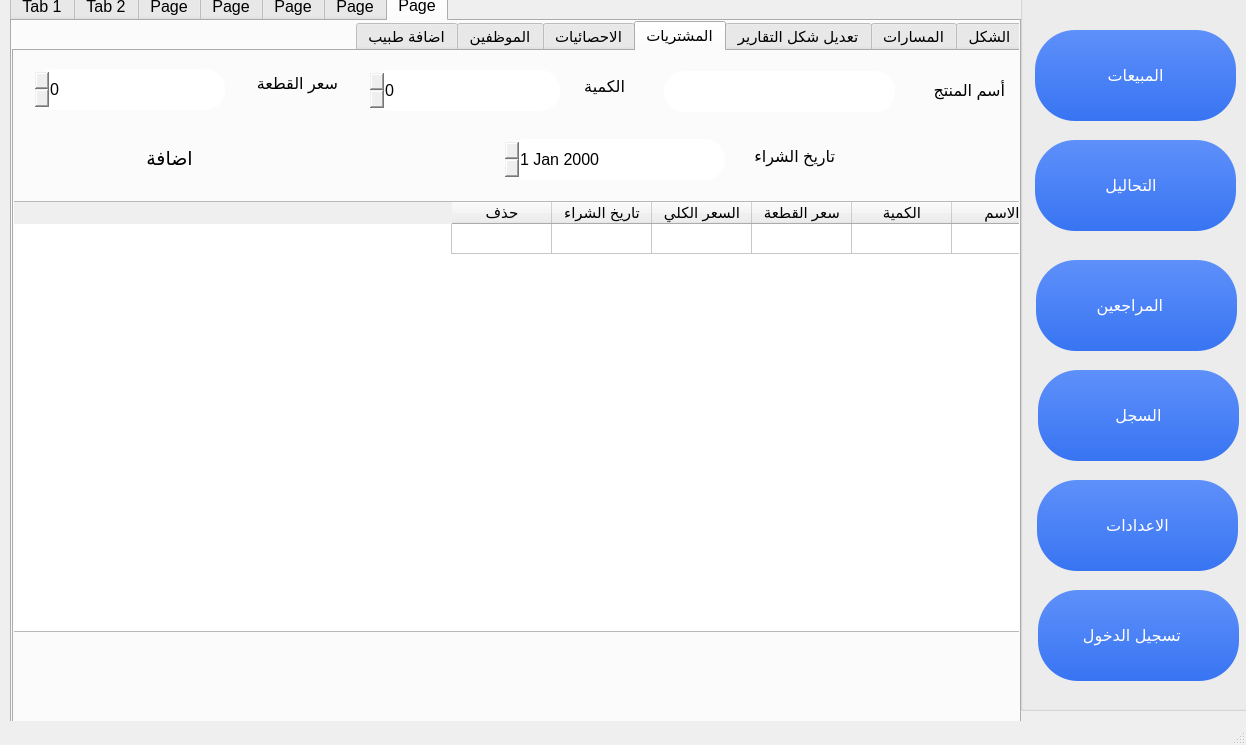
Before: the Qt Designer form a tahlel project 2/design.ui in ameer810/MyExeApp, drawn with Qt 5.
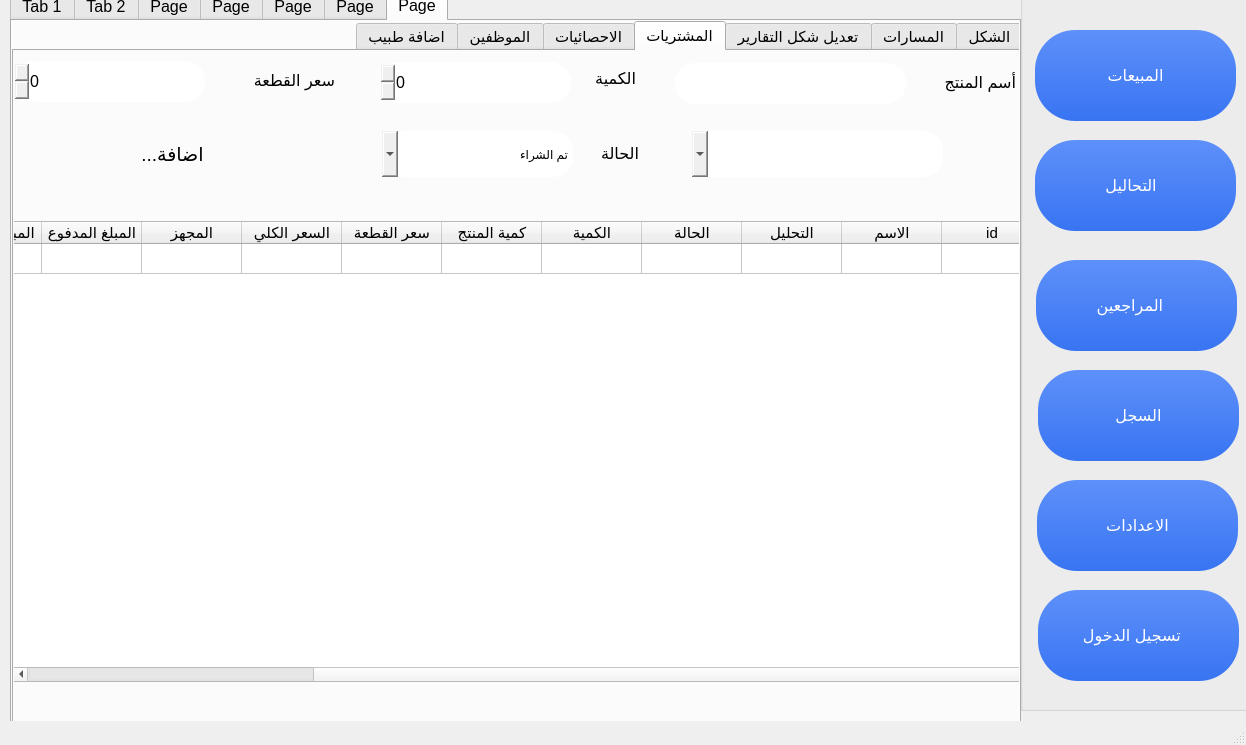
After: the same form once the commit is applied. The open tabs and pages were chosen to show the change. Icons and pictures are not drawn.

```diff
--- a/a tahlel project 2/design.ui
+++ b/a tahlel project 2/design.ui
@@ -7131,6 +7131,11 @@
            <pointsize>11</pointsize>
           </font>
          </property>
+         <item>
+          <property name="text">
+           <string>1</string>
+          </property>
+         </item>
         </widget>
         <widget class="QLabel" name="label_90">
          <property name="geometry">
@@ -9429,14 +9434,20 @@
         <property name="geometry">
          <rect>
           <x>-1</x>
-          <y>150</y>
-          <width>1041</width>
-          <height>431</height>
+          <y>170</y>
+          <width>1031</width>
+          <height>461</height>
          </rect>
         </property>
         <property name="layoutDirection">
          <enum>Qt::RightToLeft</enum>
         </property>
+        <property name="showGrid">
+         <bool>true</bool>
+        </property>
+        <property name="gridStyle">
+         <enum>Qt::SolidLine</enum>
+        </property>
         <property name="sortingEnabled">
          <bool>true</bool>
         </property>
@@ -9445,16 +9456,36 @@
           <string/>
          </property>
         </row>
+        <column>
+         <property name="text">
+          <string>id</string>
+         </property>
+        </column>
         <column>
          <property name="text">
           <string>الاسم</string>
          </property>
         </column>
+        <column>
+         <property name="text">
+          <string>التحليل</string>
+         </property>
+        </column>
+        <column>
+         <property name="text">
+          <string>الحالة</string>
+         </property>
+        </column>
         <column>
          <property name="text">
           <string>الكمية</string>
          </property>
         </column>
+        <column>
+         <property name="text">
+          <string>كمية المنتج</string>
+         </property>
+        </column>
         <column>
          <property name="text">
           <string>سعر القطعة</string>
@@ -9465,64 +9496,78 @@
           <string>السعر الكلي</string>
          </property>
         </column>
+        <column>
+         <property name="text">
+          <string>المجهز</string>
+         </property>
+        </column>
+        <column>
+         <property name="text">
+          <string>المبلغ المدفوع</string>
+         </property>
+        </column>
+        <column>
+         <property name="text">
+          <string>المبلغ المتبقي</string>
+         </property>
+        </column>
         <column>
          <property name="text">
           <string>تاريخ الشراء</string>
          </property>
         </column>
+        <column>
+         <property name="text">
+          <string>حفظ</string>
+         </property>
+        </column>
         <column>
          <property name="text">
           <string>حذف</string>
          </property>
         </column>
        </widget>
-       <widget class="QPushButton" name="pushButton_16">
+       <widget class="QComboBox" name="comboBox_13">
+        <property name="geometry">
+         <rect>
+          <x>678</x>
+          <y>80</y>
+          <width>251</width>
+          <height>46</height>
+         </rect>
+        </property>
+        <property name="layoutDirection">
+         <enum>Qt::RightToLeft</enum>
+        </property>
+        <property name="styleSheet">
+         <string notr="true">border-radius:20px;</string>
+        </property>
+        <property name="editable">
+         <bool>false</bool>
+        </property>
+       </widget>
+       <widget class="QLabel" name="label_14">
         <property name="enabled">
          <bool>true</bool>
         </property>
         <property name="geometry">
          <rect>
-          <x>0</x>
-          <y>77</y>
-          <width>311</width>
-          <height>61</height>
+          <x>561</x>
+          <y>2</y>
+          <width>61</width>
+          <height>51</height>
          </rect>
         </property>
         <property name="font">
          <font>
           <family>Segoe UI</family>
-          <pointsize>14</pointsize>
-         </font>
-        </property>
-        <property name="cursor">
-         <cursorShape>PointingHandCursor</cursorShape>
-        </property>
-        <property name="styleSheet">
-         <string notr="true">border-radius:20px;</string>
-        </property>
-        <property name="text">
-         <string>اضافة</string>
-        </property>
-       </widget>
-       <widget class="QDateEdit" name="dateEdit">
-        <property name="enabled">
-         <bool>true</bool>
-        </property>
-        <property name="geometry">
-         <rect>
-          <x>490</x>
-          <y>88</y>
-          <width>221</width>
-          <height>41</height>
-         </rect>
-        </property>
-        <property name="font">
-         <font>
           <pointsize>12</pointsize>
+          <weight>50</weight>
+          <bold>false</bold>
          </font>
         </property>
-        <property name="styleSheet">
-         <string notr="true">border-radius:20px;</string>
+        <property name="text">
+         <string>الكمية</string>
         </property>
        </widget>
        <widget class="QLabel" name="label_7">
@@ -9531,10 +9576,10 @@
         </property>
         <property name="geometry">
          <rect>
-          <x>213</x>
-          <y>7</y>
+          <x>210</x>
+          <y>9</y>
           <width>111</width>
-          <height>51</height>
+          <height>41</height>
          </rect>
         </property>
         <property name="font">
@@ -9549,50 +9594,81 @@
          <string>سعر القطعة</string>
         </property>
        </widget>
-       <widget class="QLabel" name="label_8">
+       <widget class="QLabel" name="label_92">
         <property name="enabled">
          <bool>true</bool>
         </property>
         <property name="geometry">
          <rect>
-          <x>730</x>
-          <y>85</y>
-          <width>91</width>
-          <height>41</height>
+          <x>564</x>
+          <y>77</y>
+          <width>61</width>
+          <height>51</height>
          </rect>
         </property>
         <property name="font">
          <font>
           <family>Segoe UI</family>
           <pointsize>12</pointsize>
+          <weight>50</weight>
+          <bold>false</bold>
          </font>
         </property>
         <property name="text">
-         <string>تاريخ الشراء</string>
+         <string>الحالة</string>
         </property>
        </widget>
-       <widget class="QLineEdit" name="lineEdit_13">
+       <widget class="QPushButton" name="pushButton_16">
         <property name="enabled">
          <bool>true</bool>
         </property>
         <property name="geometry">
          <rect>
-          <x>650</x>
-          <y>20</y>
-          <width>231</width>
-          <height>41</height>
+          <x>-2</x>
+          <y>73</y>
+          <width>321</width>
+          <height>61</height>
          </rect>
         </property>
         <property name="font">
          <font>
-          <pointsize>13</pointsize>
+          <family>Segoe UI</family>
+          <pointsize>14</pointsize>
          </font>
         </property>
+        <property name="cursor">
+         <cursorShape>PointingHandCursor</cursorShape>
+        </property>
+        <property name="layoutDirection">
+         <enum>Qt::RightToLeft</enum>
+        </property>
         <property name="styleSheet">
          <string notr="true">border-radius:20px;</string>
         </property>
-        <property name="placeholderText">
-         <string/>
+        <property name="text">
+         <string>...اضافة</string>
+        </property>
+       </widget>
+       <widget class="QSpinBox" name="spinBox_3">
+        <property name="enabled">
+         <bool>true</bool>
+        </property>
+        <property name="geometry">
+         <rect>
+          <x>366</x>
+          <y>11</y>
+          <width>191</width>
+          <height>41</height>
+         </rect>
+        </property>
+        <property name="font">
+         <font>
+          <family>Segoe UI</family>
+          <pointsize>12</pointsize>
+         </font>
+        </property>
+        <property name="styleSheet">
+         <string notr="true">border-radius:20px;</string>
         </property>
        </widget>
        <widget class="QLabel" name="label_12">
@@ -9601,8 +9677,8 @@
         </property>
         <property name="geometry">
          <rect>
-          <x>890</x>
-          <y>14</y>
+          <x>901</x>
+          <y>6</y>
           <width>101</width>
           <height>51</height>
          </rect>
@@ -9619,51 +9695,63 @@
          <string>أسم المنتج</string>
         </property>
        </widget>
-       <widget class="QLabel" name="label_14">
-        <property name="enabled">
-         <bool>true</bool>
-        </property>
+       <widget class="QComboBox" name="comboBox_12">
         <property name="geometry">
          <rect>
-          <x>550</x>
-          <y>10</y>
-          <width>61</width>
-          <height>51</height>
-         </rect>
-        </property>
-        <property name="font">
-         <font>
-          <family>Segoe UI</family>
-          <pointsize>12</pointsize>
-          <weight>50</weight>
-          <bold>false</bold>
-         </font>
-        </property>
-        <property name="text">
-         <string>الكمية</string>
-        </property>
-       </widget>
-       <widget class="QSpinBox" name="spinBox_3">
-        <property name="enabled">
-         <bool>true</bool>
-        </property>
-        <property name="geometry">
-         <rect>
-          <x>355</x>
-          <y>19</y>
+          <x>368</x>
+          <y>80</y>
           <width>191</width>
+          <height>46</height>
+         </rect>
+        </property>
+        <property name="layoutDirection">
+         <enum>Qt::RightToLeft</enum>
+        </property>
+        <property name="styleSheet">
+         <string notr="true">border-radius:20px;</string>
+        </property>
+        <property name="editable">
+         <bool>false</bool>
+        </property>
+        <item>
+         <property name="text">
+          <string>تم الشراء</string>
+         </property>
+        </item>
+        <item>
+         <property name="text">
+          <string>تم الشراء , لم يدفع</string>
+         </property>
+        </item>
+        <item>
+         <property name="text">
+          <string>تم الشراء , دُفع مبلغ</string>
+         </property>
+        </item>
+       </widget>
+       <widget class="QLineEdit" name="lineEdit_13">
+        <property name="enabled">
+         <bool>true</bool>
+        </property>
+        <property name="geometry">
+         <rect>
+          <x>661</x>
+          <y>12</y>
+          <width>231</width>
           <height>41</height>
          </rect>
         </property>
         <property name="font">
          <font>
-          <family>Segoe UI</family>
-          <pointsize>12</pointsize>
+          <pointsize>13</pointsize>
          </font>
         </property>
         <property name="styleSheet">
          <string notr="true">border-radius:20px;</string>
         </property>
+        <property name="placeholderText">
+         <string/>
+        </property>
        </widget>
        <widget class="QSpinBox" name="spinBox_8">
         <property name="enabled">
@@ -9671,8 +9759,8 @@
         </property>
         <property name="geometry">
          <rect>
-          <x>20</x>
-          <y>18</y>
+          <x>0</x>
+          <y>10</y>
           <width>191</width>
           <height>41</height>
          </rect>
```
